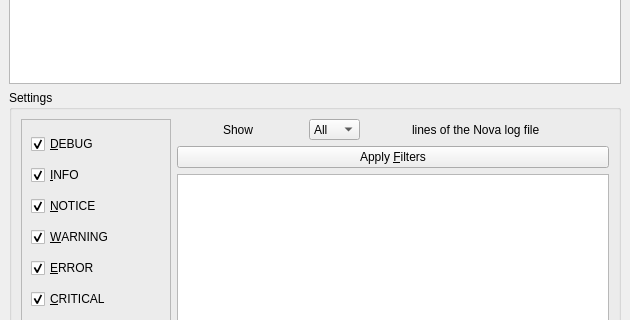
Before: the Qt Designer form NovaGUI/UI/loggerwindow.ui in altf4/Nova, drawn with Qt 5; both pictures show x 0 to 630 and y 124 to 444 of the 630 by 583 pixel window.
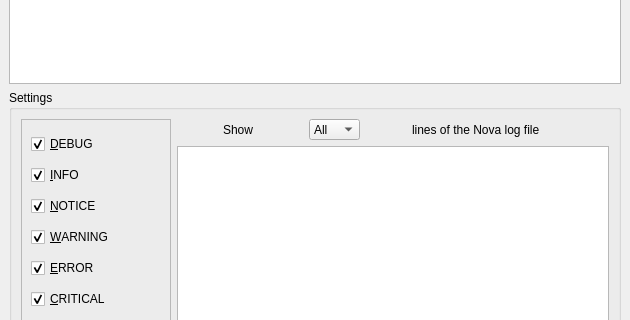
After: the same form once the commit is applied.

Commit message:
UI_QT: Modifying Logger Window for UI friendly features
Added horizontal expansion, obviated the need for the Apply Filters button
by making filtering happen on an action based basis, and have the window
set to default to showing only logs of Warning level or higher.

Tickets:
No issue

```diff
--- a/NovaGUI/UI/loggerwindow.ui
+++ b/NovaGUI/UI/loggerwindow.ui
@@ -24,7 +24,7 @@
   </property>
   <property name="maximumSize">
    <size>
-    <width>630</width>
+    <width>16777215</width>
     <height>16777215</height>
    </size>
   </property>
@@ -384,13 +384,6 @@
                </item>
               </layout>
              </item>
-             <item>
-              <widget class="QPushButton" name="applyFilter">
-               <property name="text">
-                <string>Apply &amp;Filters</string>
-               </property>
-              </widget>
-             </item>
              <item>
               <widget class="QListWidget" name="emailsList">
                <property name="editTriggers">
```
The commit also changes 2 other files.
